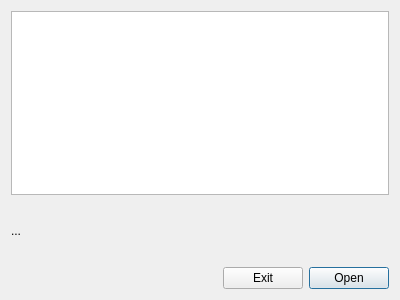
This is repo/ui/list.ui in GS90/addFC as Qt 5 draws it before an edit. The edited form follows.
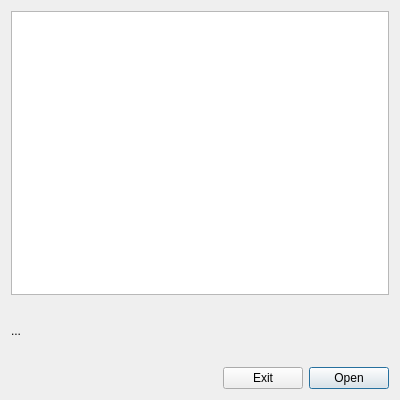
This is the edited form.

```diff
--- a/repo/ui/list.ui
+++ b/repo/ui/list.ui
@@ -7,7 +7,7 @@
     <x>0</x>
     <y>0</y>
     <width>400</width>
-    <height>300</height>
+    <height>400</height>
    </rect>
   </property>
   <property name="minimumSize">
@@ -19,7 +19,7 @@
   <property name="maximumSize">
    <size>
     <width>400</width>
-    <height>300</height>
+    <height>16777215</height>
    </size>
   </property>
   <property name="windowTitle">
@@ -68,6 +68,9 @@
      <property name="editTriggers">
       <set>QAbstractItemView::NoEditTriggers</set>
      </property>
+     <property name="alternatingRowColors">
+      <bool>true</bool>
+     </property>
     </widget>
    </item>
    <item row="1" column="0">
```
